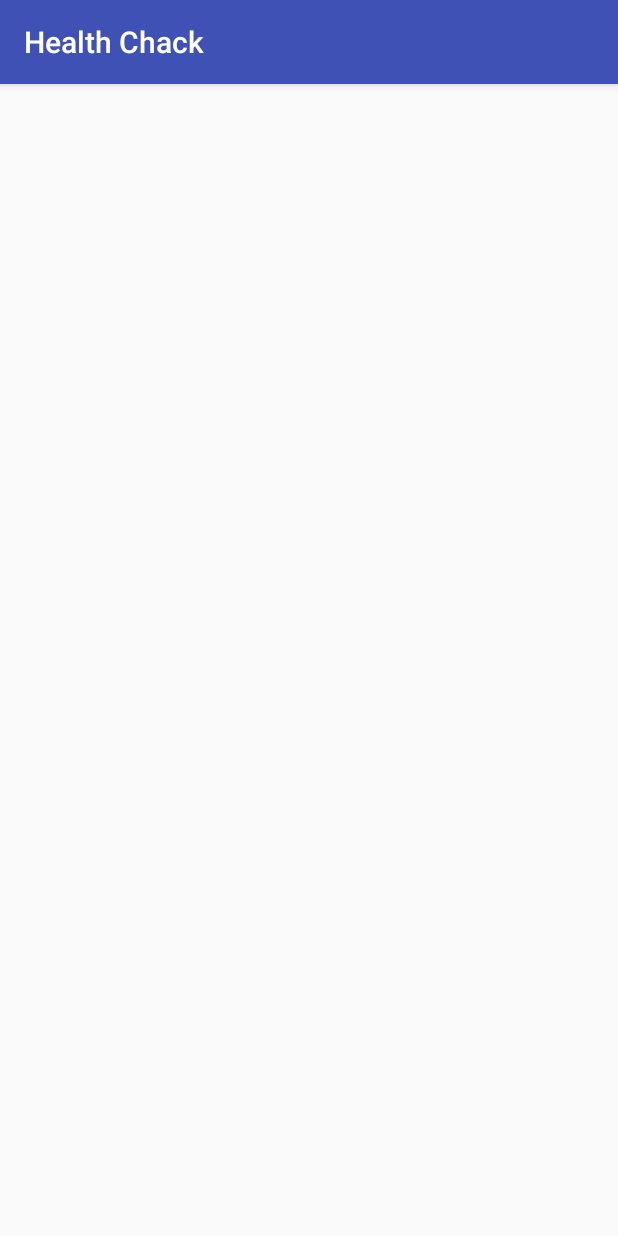
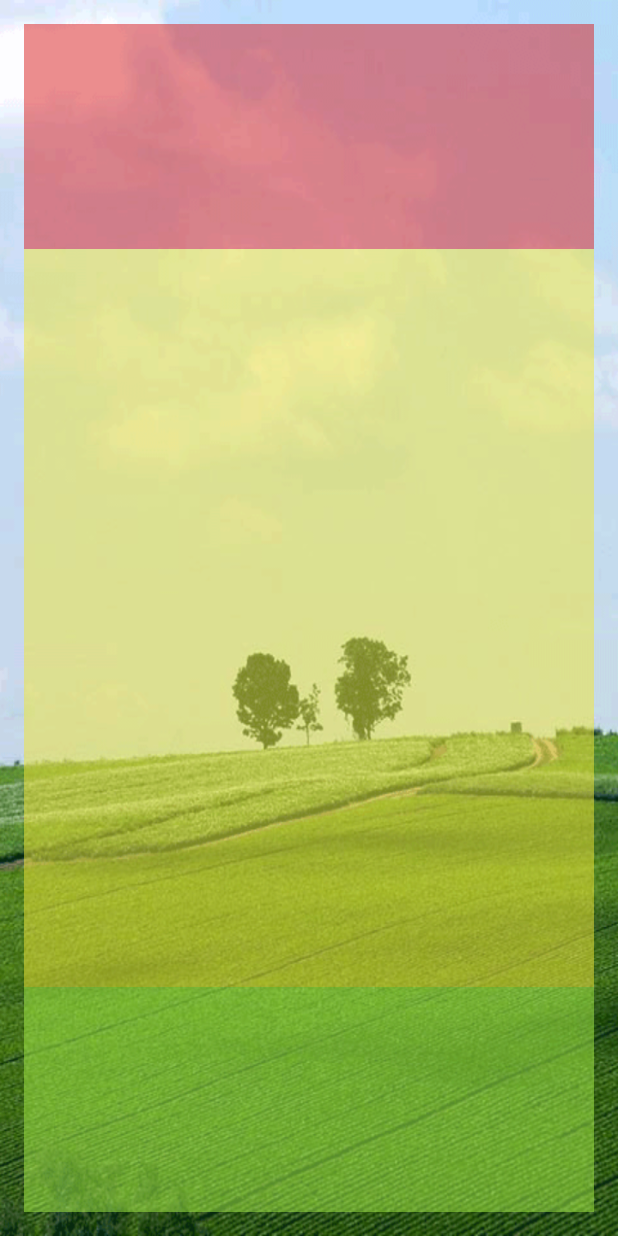
Before and after one commit to Jirawantoeyty/Healthcheck, an Android app: the screen it shows after launch (MainActivity), on a phone screen of 412 x 824 dp. Run offline under Robolectric (Android 15) with nearby library versions, the light colour scheme and no system bars; 3 statements that could not run were skipped.

Commit message:
ออกแบบ ui main

```diff
--- a/app/src/main/java/rtc/sasithon/jirawan/healthchack/MainActivity.java
+++ b/app/src/main/java/rtc/sasithon/jirawan/healthchack/MainActivity.java
@@ -2,12 +2,29 @@ package rtc.sasithon.jirawan.healthchack;
 
 import android.support.v7.app.AppCompatActivity;
 import android.os.Bundle;
+import android.view.View;
+import android.widget.ImageView;
 
-public class MainActivity extends AppCompatActivity {
+public class MainActivity extends AppCompatActivity implements View.OnClickListener {
 
+    //Explicit ประกาศตัวแปร
+    private ImageView headImageView,BodyImageView,ButtonImageView;
     @Override
     protected void onCreate(Bundle savedInstanceState) {
         super.onCreate(savedInstanceState);
         setContentView(R.layout.activity_main);
-    }
-}
+
+        //set Controller to ImageView
+        headImageView.setOnClickListener(this);
+        BodyImageView.setOnClickListener(this);
+        ButtonImageView.setOnClickListener(this);
+
+
+    }// Main Method นี่คือ เมธอต
+
+    @Override
+    public void onClick(View v) {
+
+    }//onClick
+
+}// Main Class
--- a/app/src/main/res/layout/activity_main.xml
+++ b/app/src/main/res/layout/activity_main.xml
@@ -7,23 +7,30 @@
     android:paddingLeft="@dimen/activity_horizontal_margin"
     android:paddingRight="@dimen/activity_horizontal_margin"
     android:paddingTop="@dimen/activity_vertical_margin"
-    tools:context="rtc.sasithon.jirawan.healthchack.MainActivity">
+    tools:context="rtc.sasithon.jirawan.healthchack.MainActivity"
+    android:background="@drawable/bg25">
+
+    <ImageView
+        android:layout_width="match_parent"
+        android:layout_height="150dp"
+        android:id="@+id/imageView"
+        android:layout_alignParentTop="true"
+        android:layout_alignParentLeft="true"
+        android:layout_alignParentStart="true"
+        android:background="#82d92323" />
 
     <ImageView
         android:layout_width="match_parent"
         android:layout_height="wrap_content"
-        android:id="@+id/imageView"
-        android:layout_alignParentTop="true"
-        android:layout_alignParentLeft="true"
-        android:layout_alignParentStart="true" />
+        android:id="@+id/imageView2"
+        android:layout_below="@+id/imageView"
+        android:layout_above="@+id/imageView3"
+        android:background="#82f2e83a" />
 
     <ImageView
         android:layout_width="match_parent"
-        android:layout_height="wrap_content"
-        android:id="@+id/imageView2" />
-
-    <ImageView
-        android:layout_width="wrap_content"
-        android:layout_height="match_parent"
-        android:id="@+id/imageView3" />
+        android:layout_height="150dp"
+        android:id="@+id/imageView3"
+        android:layout_alignParentBottom="true"
+        android:background="#82a8f049" />
 </RelativeLayout>
--- a/app/src/main/res/values/styles.xml
+++ b/app/src/main/res/values/styles.xml
@@ -1,7 +1,7 @@
 <resources>
 
     <!-- Base application theme. -->
-    <style name="AppTheme" parent="Theme.AppCompat.Light.DarkActionBar">
+    <style name="AppTheme" parent="Theme.AppCompat.Light.NoActionBar">
         <!-- Customize your theme here. -->
         <item name="colorPrimary">@color/colorPrimary</item>
         <item name="colorPrimaryDark">@color/colorPrimaryDark</item>
```
Also changed, not shown: app/src/main/res/drawable/bg25.png (added).
